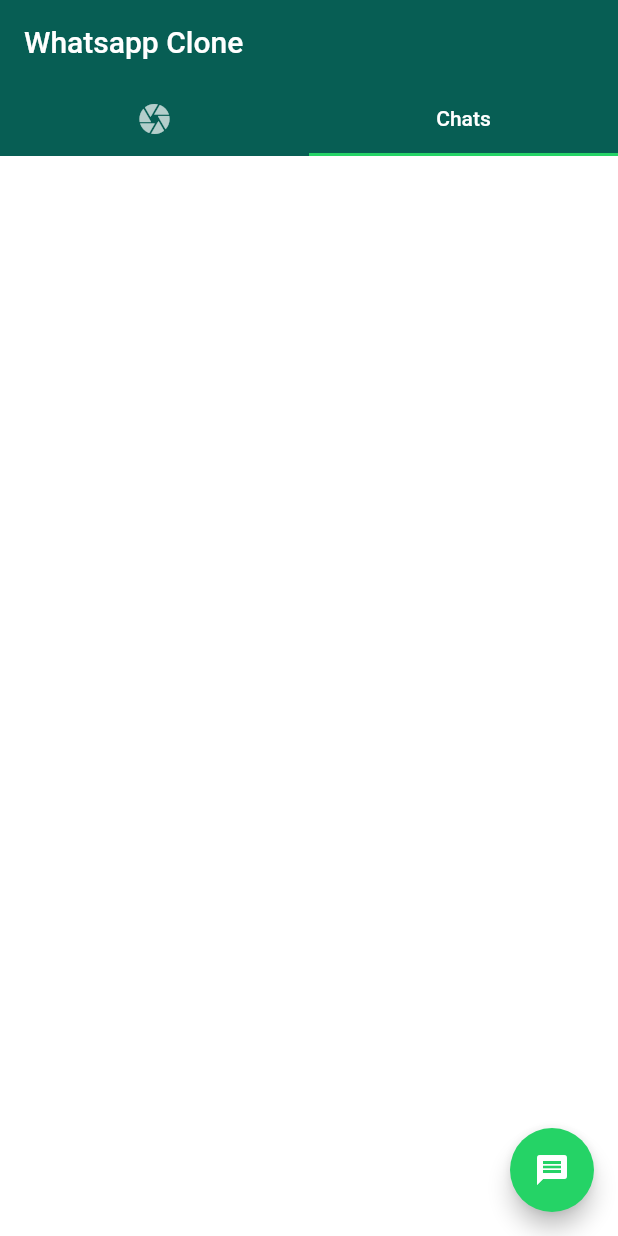
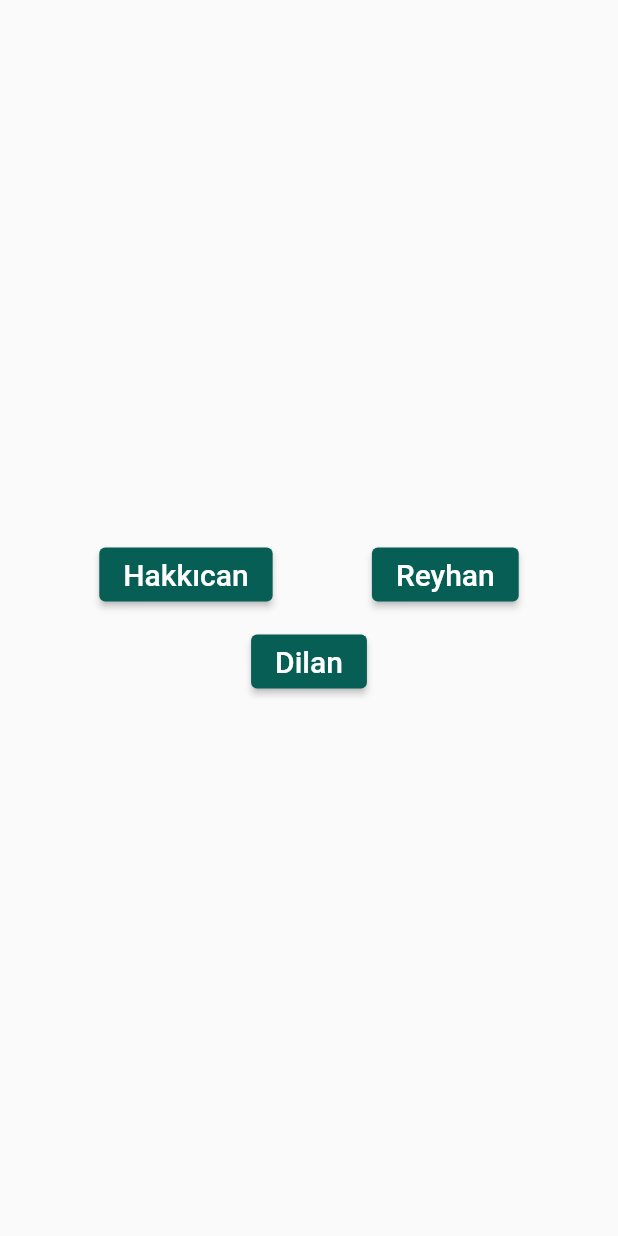
Before and after one commit to MrBuluc/Whatsapp-Clone, a Flutter app: the screen it shows after launch, on a phone screen of 412 x 824 dp. Run offline on Flutter 3.47's test engine with Material 2 defaults, Android fonts, the phone set to English and light mode, and no system bars; our stand-ins replace cloud_firestore, firebase_core, get_it; accounts and stored records are empty.

Commit message:
added conversationsStreamMembersContains() to Chats Page

```diff
--- a/lib/main.dart
+++ b/lib/main.dart
@@ -3,7 +3,7 @@ import 'package:flutter/material.dart';
 import 'package:provider/provider.dart';
 import 'package:whatsapp_clone/firebase_options.dart';
 import 'package:whatsapp_clone/locator.dart';
-import 'package:whatsapp_clone/ui/home_page/home_page.dart';
+import 'package:whatsapp_clone/ui/users_page/users_page.dart';
 import 'package:whatsapp_clone/viewmodel/user_model.dart';
 
 Future main() async {
@@ -28,7 +28,7 @@ class MyApp extends StatelessWidget {
               primary: const Color(0xff075E54),
               secondary: const Color(0xff25D366),
             )),
-        home: const HomePage(),
+        home: const UsersPage(),
       ),
     );
   }
--- /dev/null
+++ b/lib/model/user.dart
@@ -0,0 +1,31 @@
+class User {
+  String? id;
+  String? name;
+  String? surname;
+  String? pictureUrl;
+  String? conversationsPictureUrl;
+
+  User(
+      {this.id,
+      this.name,
+      this.surname,
+      this.pictureUrl,
+      this.conversationsPictureUrl});
+
+  User.fromFirestore(Map<String, dynamic> map)
+      : this(
+            id: map["id"],
+            name: map["name"],
+            surname: map["surname"],
+            pictureUrl: map["pictureUrl"],
+            conversationsPictureUrl: map["conversationsPictureUrl"]);
+
+  Map<String, dynamic> toFirestore() => {
+        if (id != null) "id": id,
+        if (name != null) "name": name,
+        if (surname != null) "surname": surname,
+        if (pictureUrl != null) "pictureUrl": pictureUrl,
+        if (conversationsPictureUrl != null)
+          "conversationsPictureUrl": conversationsPictureUrl
+      };
+}
--- a/lib/ui/home_page/chats_page.dart
+++ b/lib/ui/home_page/chats_page.dart
@@ -1,7 +1,7 @@
 import 'package:cloud_firestore/cloud_firestore.dart';
 import 'package:flutter/material.dart';
 import 'package:provider/provider.dart';
-import 'package:whatsapp_clone/model/chat.dart';
+import 'package:whatsapp_clone/model/conversation.dart';
 import 'package:whatsapp_clone/ui/conversation_page/conversation_page.dart';
 import 'package:whatsapp_clone/viewmodel/user_model.dart';
 import 'package:whatsapp_clone/widgets/center_text.dart';
@@ -17,7 +17,8 @@ class _ChatsPageState extends State<ChatsPage> {
   @override
   Widget build(BuildContext context) {
     return StreamBuilder<QuerySnapshot>(
-      stream: Provider.of<UserModel>(context, listen: false).chatsStream(),
+      stream: Provider.of<UserModel>(context, listen: false)
+          .conversationsStreamMembersContains(),
       builder: (BuildContext context, AsyncSnapshot<QuerySnapshot> snapshot) {
         if (snapshot.hasError) {
           return const CenterText(text: "Something went wrong");
@@ -35,20 +36,20 @@ class _ChatsPageState extends State<ChatsPage> {
   }
 
   List<ListTile> buildListView(AsyncSnapshot<QuerySnapshot<Object?>> snapshot) {
-    List<Chat> chats = snapshot.data!.docs
-        .map((DocumentSnapshot document) => document.data()! as Chat)
+    List<Conversation> conversations = snapshot.data!.docs
+        .map((DocumentSnapshot document) => document.data()! as Conversation)
         .toList();
 
     List<ListTile> children = [];
-    for (Chat chat in chats) {
+    for (Conversation conversation in conversations) {
       children.add(ListTile(
         leading: const CircleAvatar(
           backgroundImage: NetworkImage(
               "https://fiverr-res.cloudinary.com/images/t_main1,q_auto,f_auto,q_auto,f_auto/gigs/128009228/original/8e8ad34b012b46ebd403bd4157f8fef6bb2c076b/design-minimalist-flat-cartoon-caricature-avatar-in-6-hours.jpg"),
         ),
-        title: Text(chat.name!),
-        subtitle: Text(chat.message!),
-        trailing: Text(chat.timeConverter()),
+        title: const Text("Reyhan"),
+        subtitle: Text(conversation.displayMessage!),
+        trailing: Text(conversation.timeConverter()),
         onTap: () {
           Navigator.push(
               context,
--- /dev/null
+++ b/lib/ui/users_page/users_page.dart
@@ -0,0 +1,78 @@
+// ignore_for_file: use_build_context_synchronously
+import 'package:flutter/material.dart';
+import 'package:provider/provider.dart';
+import 'package:whatsapp_clone/ui/const.dart';
+import 'package:whatsapp_clone/ui/home_page/home_page.dart';
+import 'package:whatsapp_clone/viewmodel/user_model.dart';
+import 'package:whatsapp_clone/widgets/progress_elevated_button.dart';
+
+class UsersPage extends StatefulWidget {
+  const UsersPage({Key? key}) : super(key: key);
+
+  @override
+  State<UsersPage> createState() => _UsersPageState();
+}
+
+class _UsersPageState extends State<UsersPage> {
+  TextStyle textStyle = const TextStyle(fontSize: 20);
+
+  bool isProgress = false;
+
+  @override
+  Widget build(BuildContext context) {
+    return Scaffold(
+      body: Center(
+        child: Column(
+          mainAxisAlignment: MainAxisAlignment.center,
+          children: [
+            Row(
+              mainAxisAlignment: MainAxisAlignment.spaceEvenly,
+              children: [
+                ProgressElevatedButton(
+                    isProgress: isProgress,
+                    text: "Hakkıcan",
+                    onPressed: () {
+                      goToPage("BVA0lcxdREjYukUQisLM");
+                    }),
+                ProgressElevatedButton(
+                    isProgress: isProgress,
+                    text: "Reyhan",
+                    onPressed: () {
+                      goToPage("OcWHKUED3pcDmYzVpmMt");
+                    })
+              ],
+            ),
+            const SizedBox(
+              height: 10,
+            ),
+            ProgressElevatedButton(
+                isProgress: isProgress,
+                text: "Dilan",
+                onPressed: () {
+                  goToPage("aQ5eGxv7Ao7csTTPxqQH");
+                })
+          ],
+        ),
+      ),
+    );
+  }
+
+  goToPage(String userId) async {
+    setState(() {
+      isProgress = true;
+    });
+
+    try {
+      await Provider.of<UserModel>(context, listen: false).getUser(userId);
+
+      setState(() {
+        isProgress = false;
+      });
+
+      Navigator.of(context)
+          .push(MaterialPageRoute(builder: (context) => const HomePage()));
+    } catch (e) {
+      showSnackBar(context, e.toString(), error: true);
+    }
+  }
+}
--- /dev/null
+++ b/lib/widgets/progress_elevated_button.dart
@@ -0,0 +1,35 @@
+import 'package:flutter/material.dart';
+import 'package:whatsapp_clone/ui/const.dart';
+
+class ProgressElevatedButton extends StatefulWidget {
+  final bool isProgress;
+  final String text;
+  final void Function() onPressed;
+  const ProgressElevatedButton(
+      {Key? key,
+      required this.isProgress,
+      required this.text,
+      required this.onPressed})
+      : super(key: key);
+
+  @override
+  State<ProgressElevatedButton> createState() => _ProgressElevatedButtonState();
+}
+
+class _ProgressElevatedButtonState extends State<ProgressElevatedButton> {
+  @override
+  Widget build(BuildContext context) {
+    return ElevatedButton(
+        child: widget.isProgress
+            ? const CircularProgressIndicator()
+            : Text(
+                widget.text,
+                style: textStyle,
+              ),
+        onPressed: () {
+          if (!widget.isProgress) {
+            widget.onPressed();
+          }
+        });
+  }
+}
```
Also changed, not shown: lib/model/conversation.dart (added, +26 -0 lines), lib/model/message.dart (added, +15 -0 lines), lib/repository/user_repository.dart (+6 -1 lines), lib/services/firebase/firestore_service.dart (+18 -6 lines), lib/ui/const.dart (added, +12 -0 lines), lib/viewmodel/user_model.dart (+16 -3 lines).
